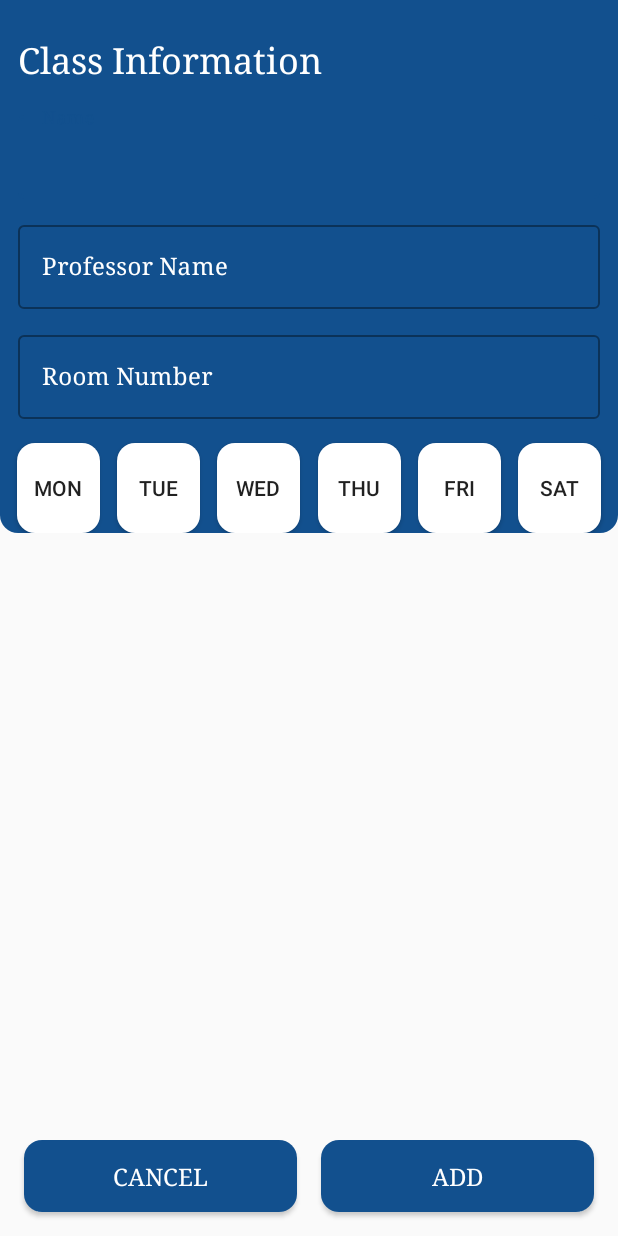
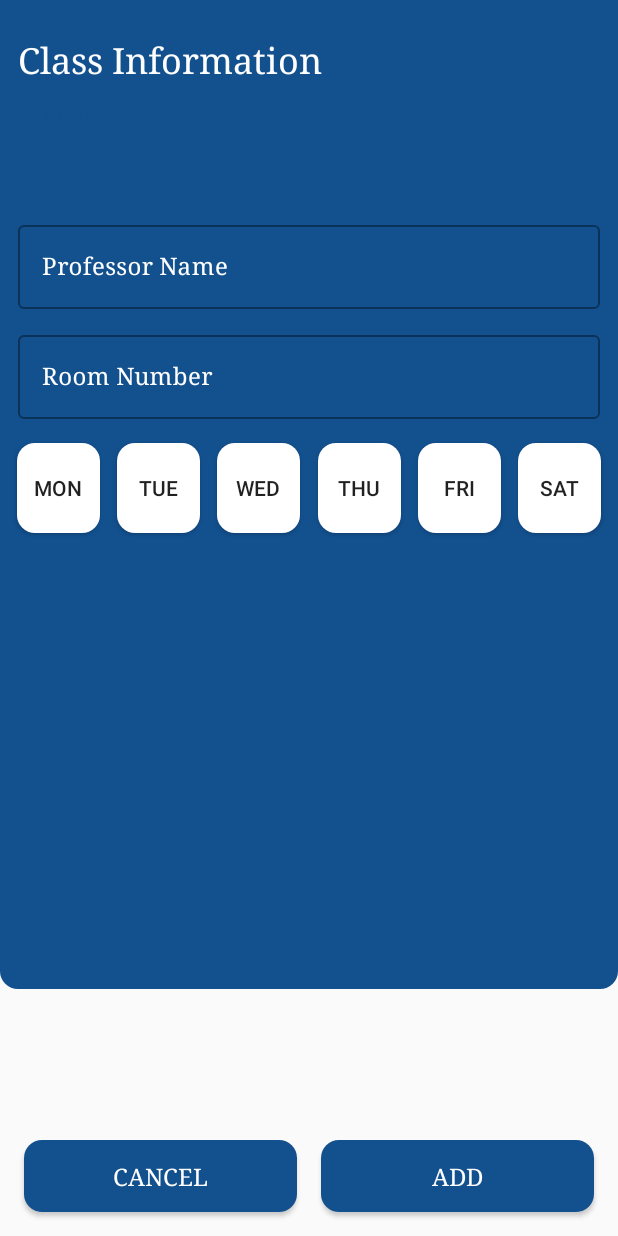
Before and after one commit to sahibdeep07/Studentify, an Android app: the ClassInformationActivity screen opened directly, with no data from a screen before it, on a phone screen of 412 x 824 dp. Run offline under Robolectric (Android 15) with nearby library versions, the phone set to English and light mode, and no system bars; our stand-ins replace ButterKnife.

Commit message:
first commit

```diff
--- a/app/src/main/java/cheema/hardeep/sahibdeep/studentify/fragments/ScheduleFragment.java
+++ b/app/src/main/java/cheema/hardeep/sahibdeep/studentify/fragments/ScheduleFragment.java
@@ -82,7 +82,7 @@ public class ScheduleFragment extends Fragment implements ScheduleInterface {
         } else {
             noClassSchedule.setVisibility(View.GONE);
             classesRecyclerView.setVisibility(View.VISIBLE);
-            classAdapter.updateList(studentClassesWithDay);
+            classAdapter.updateListWithDays(studentClassesWithDay, day);
         }
     }
 
--- a/app/src/main/res/layout/activity_class_information.xml
+++ b/app/src/main/res/layout/activity_class_information.xml
@@ -50,10 +50,11 @@
     <ScrollView
         android:id="@+id/classInfoScrollView"
         android:layout_width="0dp"
-        android:layout_height="wrap_content"
+        android:layout_height="0dp"
         android:background="@drawable/bottom_curve_background"
         app:layout_constraintEnd_toEndOf="parent"
         app:layout_constraintStart_toStartOf="parent"
+        app:layout_constraintBottom_toTopOf="@id/guideline5"
         app:layout_constraintTop_toBottomOf="@+id/classInformationHeader">
 
         <androidx.constraintlayout.widget.ConstraintLayout
@@ -137,6 +138,7 @@
                 android:id="@+id/dayTimeView"
                 android:layout_width="match_parent"
                 android:layout_height="wrap_content"
+                android:layout_marginBottom="12dp"
                 app:layout_constraintBottom_toBottomOf="parent"
                 app:layout_constraintEnd_toEndOf="parent"
                 app:layout_constraintStart_toStartOf="parent"
@@ -240,5 +242,12 @@
         app:layout_constraintStart_toStartOf="parent"
         app:layout_constraintTop_toTopOf="parent" />
 
+    <androidx.constraintlayout.widget.Guideline
+        android:id="@+id/guideline5"
+        android:layout_width="wrap_content"
+        android:layout_height="wrap_content"
+        android:orientation="horizontal"
+        app:layout_constraintGuide_percent="0.80" />
+
 
 </androidx.constraintlayout.widget.ConstraintLayout>
--- a/app/src/main/res/layout/classes_item.xml
+++ b/app/src/main/res/layout/classes_item.xml
@@ -122,8 +122,6 @@
             android:layout_marginEnd="2dp"
             android:text="TextView"
             android:textSize="16sp"
-            android:ellipsize="end"
-            android:maxLines="1"
             android:textColor="@color/secondaryTextColor"
             android:typeface="serif"
             app:layout_constraintStart_toStartOf="parent"
```
Also changed, not shown: app/src/main/java/cheema/hardeep/sahibdeep/studentify/activities/Studentiffffffy.java (added, +43 -0 lines), app/src/main/java/cheema/hardeep/sahibdeep/studentify/adapters/ClassAdapter.java (+19 -1 lines).
